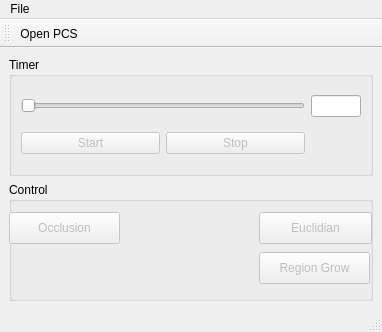
This is mainwindow.ui in mustafasezer/3DSegmentation as Qt 5 draws it before an edit. The edited form follows.
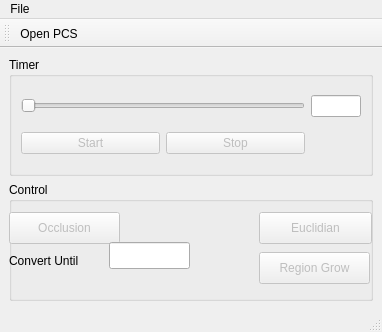
This is the edited form.

```diff
--- a/mainwindow.ui
+++ b/mainwindow.ui
@@ -123,6 +123,29 @@
         <string>Euclidian</string>
        </property>
       </widget>
+      <widget class="QLineEdit" name="convertUntil">
+       <property name="geometry">
+        <rect>
+         <x>100</x>
+         <y>60</y>
+         <width>81</width>
+         <height>27</height>
+        </rect>
+       </property>
+      </widget>
+      <widget class="QLabel" name="label">
+       <property name="geometry">
+        <rect>
+         <x>0</x>
+         <y>70</y>
+         <width>101</width>
+         <height>17</height>
+        </rect>
+       </property>
+       <property name="text">
+        <string>Convert Until</string>
+       </property>
+      </widget>
      </widget>
     </item>
    </layout>
```
Left out of the diff: 2 changed lines with no effect on the pictures.
